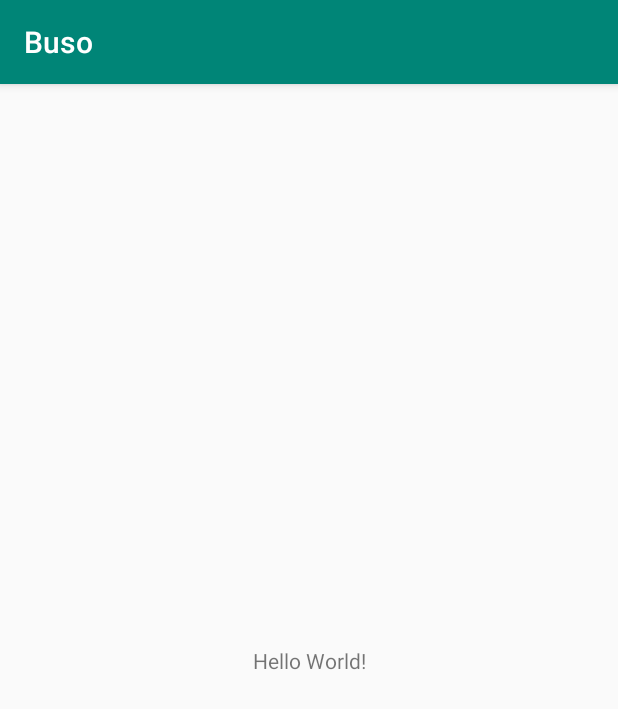
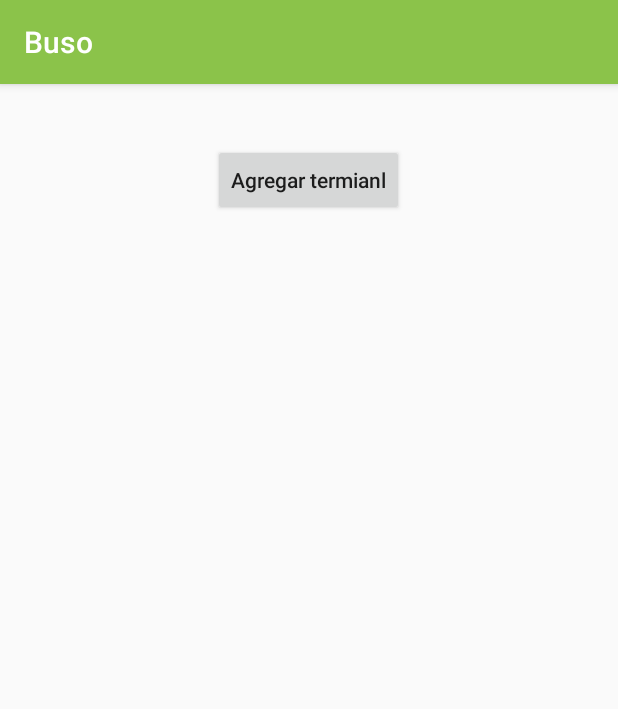
Before and after one commit to JaviCeron/Buso, an Android app: the screen it shows after launch (MainActivity), on a phone screen of 412 x 824 dp. Shown: the top 709 px of the screen. Run offline under Robolectric (Android 15) with nearby library versions, the phone set to English and light mode, and no system bars.

Commit message:
Agregue una nueva actividad para registro de terminales, tambien un paquete con las entidades de la terminal y en el Main Activity agregue el evento Onclick para llamar la actividad de registro de terminal y cambie el color y agregue una ventana emergente que se muestra al salir

```diff
--- a/app/src/main/AndroidManifest.xml
+++ b/app/src/main/AndroidManifest.xml
@@ -9,6 +9,7 @@
         android:roundIcon="@mipmap/ic_launcher_round"
         android:supportsRtl="true"
         android:theme="@style/AppTheme">
+        <activity android:name=".RegistroTerminal"></activity>
         <activity android:name=".MainActivity">
             <intent-filter>
                 <action android:name="android.intent.action.MAIN" />
--- a/app/src/main/java/com/example/buso/Conf.java
+++ b/app/src/main/java/com/example/buso/Conf.java
@@ -1,5 +1,5 @@
 package com.example.buso;
 
 public class Conf {
-    public static final String urlGuardar = "http://192.168.43.82/buso/guardar.php";
+    public static final String urlGuardarTerminal = "http://192.168.43.82/buso/guardar.php";
 }
--- a/app/src/main/java/com/example/buso/Metodos.java
+++ b/app/src/main/java/com/example/buso/Metodos.java
@@ -16,8 +16,8 @@ import java.util.HashMap;
 import java.util.Map;
 
 public class Metodos {
-    public void guardar(final Context context, final String id, final String nombre){
-        String url = Conf.urlGuardar;
+    public void guardarTerminal(final Context context, final String nombre){
+        String url = Conf.urlGuardarTerminal;
         StringRequest request = new StringRequest(Request.Method.POST, url,
                 new Response.Listener<String>() {
                     @Override
@@ -51,7 +51,6 @@ public class Metodos {
                 Map<String, String> map = new HashMap<>();
                 map.put("Content-Type", "application/json; charset=utf-8");
                 map.put("Accept", "application/json");
-                map.put("id", id);
                 map.put("nombre", nombre);
                 return map;
             }
--- /dev/null
+++ b/app/src/main/res/drawable/ic_close.xml
@@ -0,0 +1,9 @@
+<vector xmlns:android="http://schemas.android.com/apk/res/android"
+        android:width="24dp"
+        android:height="24dp"
+        android:viewportWidth="24.0"
+        android:viewportHeight="24.0">
+    <path
+        android:fillColor="#4CAF50"
+        android:pathData="M19,6.41L17.59,5 12,10.59 6.41,5 5,6.41 10.59,12 5,17.59 6.41,19 12,13.41 17.59,19 19,17.59 13.41,12z"/>
+</vector>
--- a/app/src/main/res/layout/activity_main.xml
+++ b/app/src/main/res/layout/activity_main.xml
@@ -1,18 +1,29 @@
 <?xml version="1.0" encoding="utf-8"?>
-<androidx.constraintlayout.widget.ConstraintLayout xmlns:android="http://schemas.android.com/apk/res/android"
+<LinearLayout xmlns:android="http://schemas.android.com/apk/res/android"
     xmlns:app="http://schemas.android.com/apk/res-auto"
     xmlns:tools="http://schemas.android.com/tools"
     android:layout_width="match_parent"
     android:layout_height="match_parent"
+    android:orientation="vertical"
     tools:context=".MainActivity">
+<LinearLayout
+    android:layout_marginTop="40dp"
+    android:layout_marginLeft="40dp"
+    android:layout_marginRight="40dp"
+    android:orientation="vertical"
+    android:layout_width="match_parent"
+    android:layout_height="match_parent">
 
-    <TextView
+    <Button
+        android:id="@+id/btnRegistroTerminal"
+        android:textAllCaps="false"
+        android:layout_gravity="center"
+        android:text="Agregar termianl"
         android:layout_width="wrap_content"
         android:layout_height="wrap_content"
-        android:text="Hello World!"
-        app:layout_constraintBottom_toBottomOf="parent"
-        app:layout_constraintLeft_toLeftOf="parent"
-        app:layout_constraintRight_toRightOf="parent"
-        app:layout_constraintTop_toTopOf="parent" />
+        android:onClick="onClick"></Button>
 
-</androidx.constraintlayout.widget.ConstraintLayout>
+</LinearLayout>
+
+
+</LinearLayout>
--- a/app/src/main/res/values/colors.xml
+++ b/app/src/main/res/values/colors.xml
@@ -1,6 +1,6 @@
 <?xml version="1.0" encoding="utf-8"?>
 <resources>
-    <color name="colorPrimary">#008577</color>
-    <color name="colorPrimaryDark">#00574B</color>
-    <color name="colorAccent">#D81B60</color>
+    <color name="colorPrimary">#8BC34A</color>
+    <color name="colorPrimaryDark">#8BC34A</color>
+    <color name="colorAccent">#8BC34A</color>
 </resources>
```
Also changed, not shown: app/src/main/java/com/example/buso/Entidades/Terminal.java (added, +33 -0 lines), app/src/main/java/com/example/buso/MainActivity.java (+39 -0 lines), app/src/main/java/com/example/buso/RegistroTerminal.java (added, +54 -0 lines), app/src/main/res/layout/activity_registro_terminal.xml (added, +34 -0 lines).
